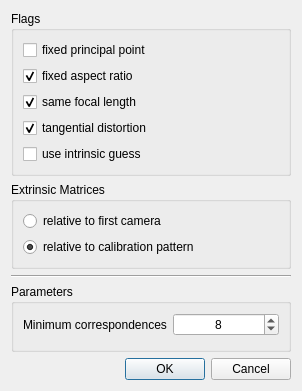
Qt form app/ui/OpenCVStereoCalibration.ui (xalpha/iris) before a commit.
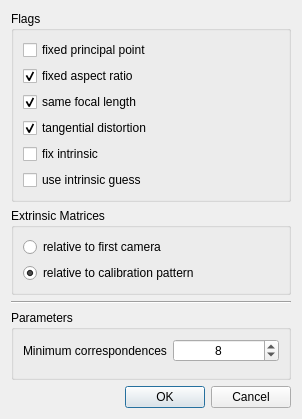
The same form after that commit.

Commit message: modifications all around the bord in order to support guessed or fixed intrinsic parameters

What changed in the file:
```diff
--- a/app/ui/OpenCVStereoCalibration.ui
+++ b/app/ui/OpenCVStereoCalibration.ui
@@ -7,7 +7,7 @@
     <x>0</x>
     <y>0</y>
     <width>302</width>
-    <height>391</height>
+    <height>419</height>
    </rect>
   </property>
   <property name="sizePolicy">
@@ -81,6 +81,16 @@
         </property>
        </widget>
       </item>
+      <item>
+       <widget class="QCheckBox" name="fix_intrinsic">
+        <property name="toolTip">
+         <string>If it is set, &lt;b&gt;cameraMatrix&lt;/b&gt; , as well as &lt;b&gt;distCoeffs&lt;/b&gt; are fixed, so that only R, T, E and F are estimated</string>
+        </property>
+        <property name="text">
+         <string>fix intrinsic</string>
+        </property>
+       </widget>
+      </item>
       <item>
        <widget class="QCheckBox" name="intrinsic_guess">
         <property name="toolTip">
```
The commit also changes 10 other files.
